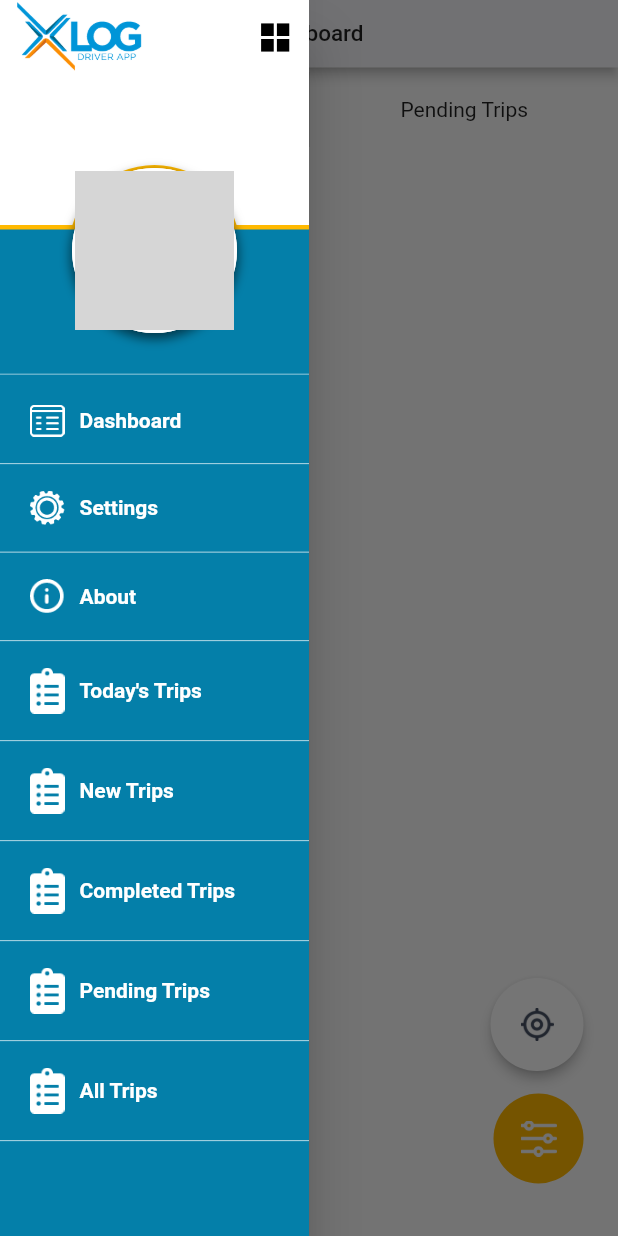
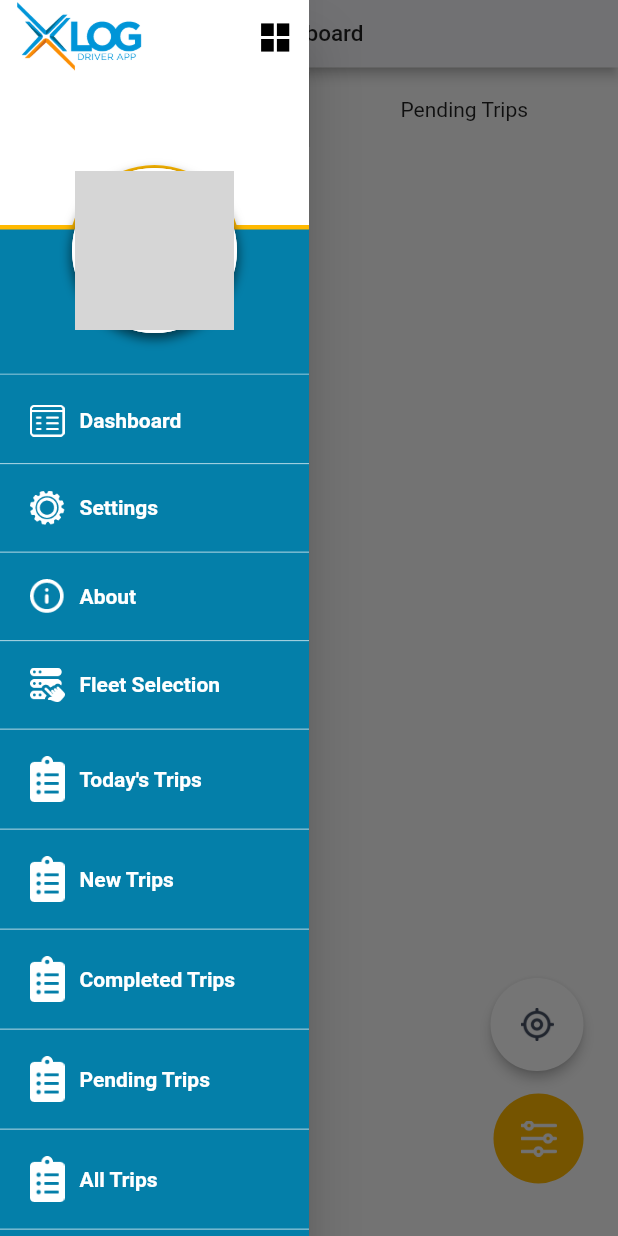
Before and after one commit to RhandallTimtiman/driver_app_v2, a Flutter app: the DashboardScreen screen opened by its route, with the side drawer open, on a phone screen of 412 x 824 dp. Run offline on Flutter 3.47's test engine with Material 2 defaults, Android fonts, the light colour scheme and no system bars; our stand-ins replace cached_network_image, get; network calls fail; grey boxes are pictures that could not be loaded.

Commit message:
initialized fleet selection

```diff
--- a/lib/app/core/constants/app.routes.dart
+++ b/lib/app/core/constants/app.routes.dart
@@ -36,23 +36,27 @@ class AppRoutes {
     ),
     GetPage(
       name: '/alltrips',
-      page: () => AllTrips('all_trip'),
+      page: () => AllTripsScreen('all_trip'),
     ),
     GetPage(
       name: '/todaystrips',
-      page: () => AllTrips('today_trip'),
+      page: () => AllTripsScreen('today_trip'),
     ),
     GetPage(
       name: '/newtrips',
-      page: () => AllTrips('new_trip'),
+      page: () => AllTripsScreen('new_trip'),
     ),
     GetPage(
       name: '/pendingtrips',
-      page: () => AllTrips('pending_trip'),
+      page: () => AllTripsScreen('pending_trip'),
     ),
     GetPage(
       name: '/completedtrips',
-      page: () => AllTrips('completed_trip'),
+      page: () => AllTripsScreen('completed_trip'),
+    ),
+    GetPage(
+      name: '/fleet-selection',
+      page: () => FleetSelectionScreen(),
     ),
   ];
 
@@ -78,6 +82,14 @@ class AppRoutes {
       icon: 'assets/icons/about.png',
       onTap: () {
         Get.toNamed('/about');
+      },
+      width: 23,
+    ),
+    DrawerItemModel(
+      routeName: 'Fleet Selection',
+      icon: 'assets/icons/fleet.png',
+      onTap: () {
+        Get.toNamed('/fleet-selection');
       },
       width: 23,
     ),
--- a/lib/app/core/translation/messages.dart
+++ b/lib/app/core/translation/messages.dart
@@ -36,7 +36,8 @@ class Messages extends Translations {
           'new_trip': 'New Trips',
           'pending_trip': 'Pending Trips',
           'completed_trip': 'Completed Trips',
-          'today_trip': "Today's Trips"
+          'today_trip': "Today's Trips",
+          'fleet_selection_label': 'Fleet Selection'
         },
         'de_DE': {
           'hello': 'Hallo Welt',
@@ -71,7 +72,8 @@ class Messages extends Translations {
           'new_trip': 'New Trips',
           'pending_trip': 'Pending Trips',
           'completed_trip': 'Completed Trips',
-          'today_trip': "Today's Trips"
+          'today_trip': "Today's Trips",
+          'fleet_selection_label': 'Fleet Selection'
         },
       };
 }
--- a/lib/app/modules/screens/screens.dart
+++ b/lib/app/modules/screens/screens.dart
@@ -5,3 +5,4 @@ export 'settings.screen.dart';
 export 'blackbox.screen.dart';
 export 'dashboard.screen.dart';
 export 'all_trips.screen.dart';
+export 'fleet_selection.screen.dart';
--- a/lib/main.dart
+++ b/lib/main.dart
@@ -23,7 +23,7 @@ class _MyAppState extends State<MyApp> {
       fallbackLocale: const Locale('en', 'US'),
       translations: Messages(),
       initialBinding: MainBinding(),
-      initialRoute: "/dashboard",
+      initialRoute: "/login",
       getPages: AppRoutes.routes,
       debugShowCheckedModeBanner: false,
     );
```
Also changed, not shown: lib/app/modules/screens/all_trips.screen.dart (+4 -4 lines), lib/app/modules/screens/fleet_selection.screen.dart (added, +76 -0 lines).
